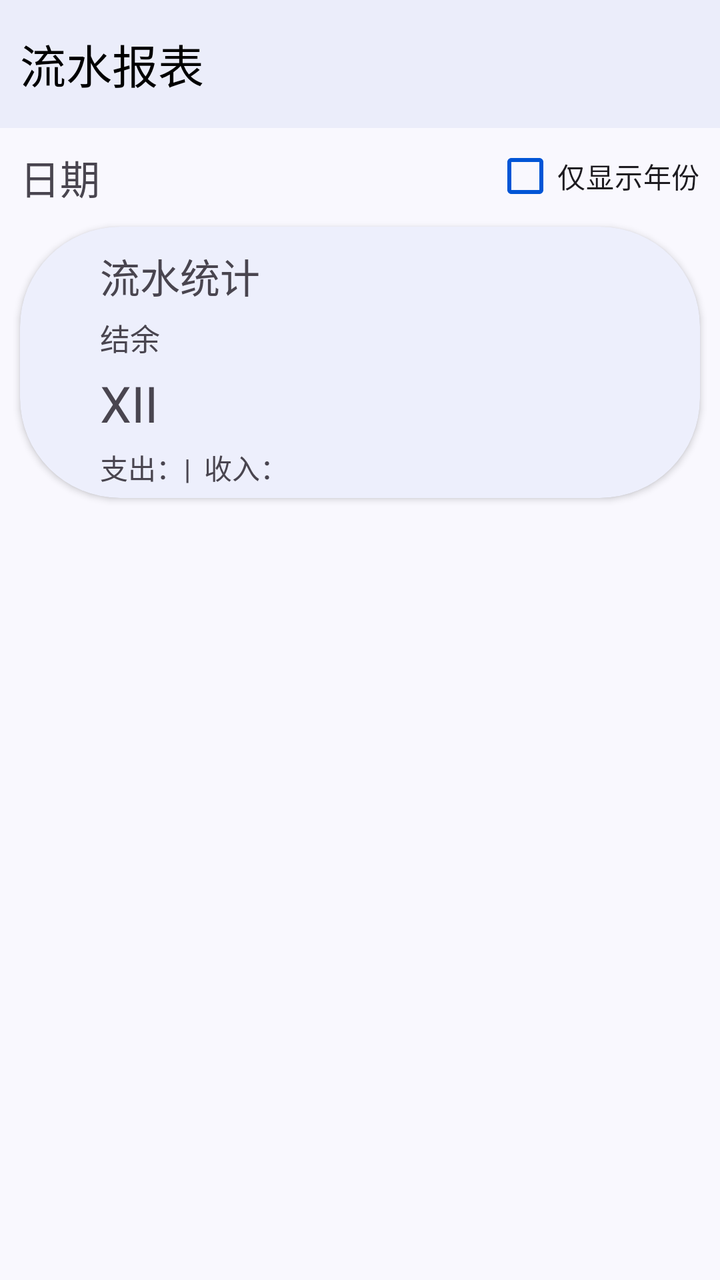
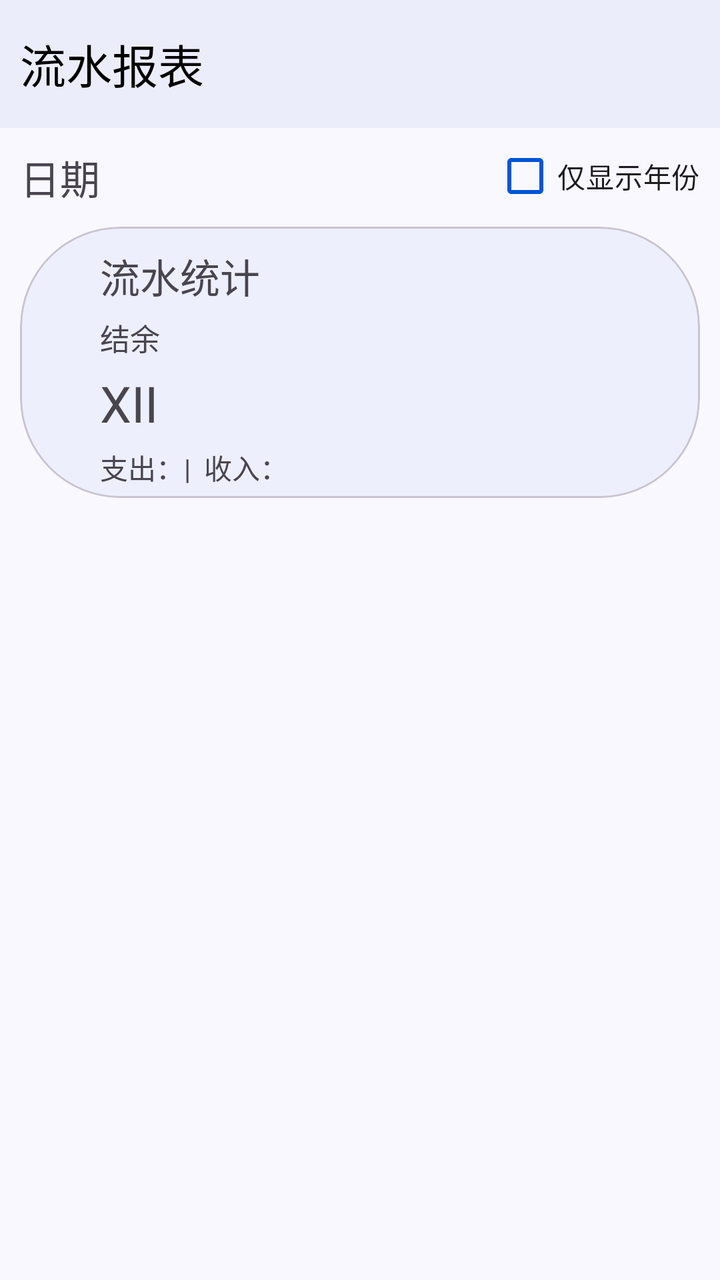

Two renders of the same Android screen: before a commit and after it. Below are the layout's source before the change and the commit's diff.
<!-- AndroidManifest.xml: application theme Theme.ProjectManager -->
<!-- res/layout/activity_report.xml -->
<?xml version="1.0" encoding="utf-8"?>
<androidx.constraintlayout.widget.ConstraintLayout xmlns:android="http://schemas.android.com/apk/res/android"
    xmlns:app="http://schemas.android.com/apk/res-auto"
    xmlns:tools="http://schemas.android.com/tools"
    android:id="@+id/main"
    style="@style/PageStyle"
    android:layout_width="match_parent"
    android:layout_height="match_parent"
    tools:context=".ui.bookkeeping.report.ReportActivity">

    <androidx.appcompat.widget.Toolbar
        android:id="@+id/report_toolbar"
        android:layout_width="match_parent"
        android:layout_height="?attr/actionBarSize"
        app:layout_constraintEnd_toEndOf="parent"
        app:layout_constraintStart_toStartOf="parent"
        app:layout_constraintTop_toTopOf="parent"
        app:title="@string/title_report" />

    <TextView
        android:id="@+id/report_date_textview"
        android:layout_width="wrap_content"
        android:layout_height="wrap_content"
        android:layout_marginStart="10dp"
        android:layout_marginTop="10dp"
        android:text="日期"
        android:textSize="20dp"
        app:layout_constraintLeft_toLeftOf="parent"
        app:layout_constraintTop_toBottomOf="@id/report_toolbar" />

    <com.google.android.material.checkbox.MaterialCheckBox
        android:id="@+id/report_year_only_checkbox"
        style="@style/CheckBoxStyle"
        android:layout_width="wrap_content"
        android:layout_height="wrap_content"
        android:layout_marginEnd="10dp"
        android:text="仅显示年份"
        app:layout_constraintRight_toRightOf="parent"
        app:layout_constraintTop_toBottomOf="@id/report_toolbar" />

    <androidx.cardview.widget.CardView
        style="@style/CardStyle"
        android:layout_width="match_parent"
        android:layout_height="wrap_content"
        app:layout_constraintTop_toBottomOf="@id/report_date_textview">

        <LinearLayout
            android:layout_width="match_parent"
            android:layout_height="match_parent"
            android:orientation="vertical"
            android:padding="5dp">

            <TextView
                style="@style/TextViewStyle"
                android:layout_width="wrap_content"
                android:layout_height="wrap_content"
                android:text="流水统计"
                android:textSize="20sp" />

            <TextView
                style="@style/TextViewStyle"
                android:layout_width="wrap_content"
                android:layout_height="wrap_content"
                android:text="结余"
                android:textSize="15sp" />

            <TextView
                android:id="@+id/report_balance_textview"
                style="@style/TextViewStyle"
                android:layout_width="wrap_content"
                android:layout_height="wrap_content"
                android:text="XII"
                android:textSize="25sp" />

            <TextView
                android:id="@+id/report_expenditure_income_textview"
                style="@style/TextViewStyle"
                android:layout_width="wrap_content"
                android:layout_height="wrap_content"
                android:text="支出：|  收入：" />
        </LinearLayout>
    </androidx.cardview.widget.CardView>
</androidx.constraintlayout.widget.ConstraintLayout>
<!-- resources referenced by this layout -->
<resources>
  <string name="title_report">流水报表</string>
  <style name="CardStyle">
          <item name="cardBackgroundColor">@color/card_background</item>
          <item name="cardCornerRadius">50dp</item>
          <item name="android:layout_margin">10dp</item>
      </style>
  <style name="CheckBoxStyle">
          <item name="buttonTint">@color/theme_blue</item>
      </style>
  <style name="PageStyle">
          <item name="android:background">@color/page_background</item>
      </style>
  <style name="TextViewStyle">
          <item name="android:layout_marginTop">5dp</item>
          <item name="android:layout_marginLeft">35dp</item>
      </style>
  <style name="Theme.ProjectManager" parent="Theme.Material3.DayNight.NoActionBar">
          
          <item name="colorPrimary">@color/purple_500</item>
          <item name="colorPrimaryVariant">@color/purple_700</item>
          <item name="colorOnPrimary">@color/white</item>
          
          <item name="colorSecondary">@color/teal_200</item>
          <item name="colorSecondaryVariant">@color/teal_700</item>
          <item name="colorOnSecondary">@color/black</item>
          
          <item name="android:statusBarColor">?attr/colorPrimaryVariant</item>
          
          <item name="toolbarStyle">@style/ToolBarStyle</item>
      </style>
  <color name="card_background">#edeffc</color>
  <color name="theme_blue">#0055d6</color>
  <color name="page_background">#f9f8fe</color>
  <color name="purple_500">#FF6200EE</color>
  <color name="purple_700">#FF3700B3</color>
  <color name="white">#FFFFFFFF</color>
  <color name="teal_200">#FF03DAC5</color>
  <color name="teal_700">#FF018786</color>
  <color name="black">#FF000000</color>
  <style name="ToolBarStyle">
          <item name="android:background">@color/toolbar_background</item>
          <item name="contentInsetStart">10dp</item>
          <item name="titleTextAppearance">@style/TitleStyle</item>
      </style>
  <color name="toolbar_background">#ebedfa</color>
  <style name="TitleStyle">
          <item name="android:textSize">23sp</item>
          <item name="android:textColor">@color/black</item>
      </style>
</resources>

<!-- the commit's change to res/layout/activity_report.xml (unified diff, before → after) -->
@@ -17,7 +17,7 @@
         app:layout_constraintTop_toTopOf="parent"
         app:title="@string/title_report" />
 
-    <TextView
+    <com.google.android.material.textview.MaterialTextView
         android:id="@+id/report_date_textview"
         android:layout_width="wrap_content"
         android:layout_height="wrap_content"
@@ -38,8 +38,8 @@
         app:layout_constraintRight_toRightOf="parent"
         app:layout_constraintTop_toBottomOf="@id/report_toolbar" />
 
-    <androidx.cardview.widget.CardView
-        style="@style/CardStyle"
+    <com.google.android.material.card.MaterialCardView
+        style="@style/CommonCardStyle"
         android:layout_width="match_parent"
         android:layout_height="wrap_content"
         app:layout_constraintTop_toBottomOf="@id/report_date_textview">
@@ -51,14 +51,14 @@
             android:padding="5dp">
 
             <TextView
-                style="@style/TextViewStyle"
+                style="@style/ReportInfoTextViewStyle"
                 android:layout_width="wrap_content"
                 android:layout_height="wrap_content"
                 android:text="流水统计"
                 android:textSize="20sp" />
 
             <TextView
-                style="@style/TextViewStyle"
+                style="@style/ReportInfoTextViewStyle"
                 android:layout_width="wrap_content"
                 android:layout_height="wrap_content"
                 android:text="结余"
@@ -66,7 +66,7 @@
 
             <TextView
                 android:id="@+id/report_balance_textview"
-                style="@style/TextViewStyle"
+                style="@style/ReportInfoTextViewStyle"
                 android:layout_width="wrap_content"
                 android:layout_height="wrap_content"
                 android:text="XII"
@@ -74,10 +74,10 @@
 
             <TextView
                 android:id="@+id/report_expenditure_income_textview"
-                style="@style/TextViewStyle"
+                style="@style/ReportInfoTextViewStyle"
                 android:layout_width="wrap_content"
                 android:layout_height="wrap_content"
                 android:text="支出：|  收入：" />
         </LinearLayout>
-    </androidx.cardview.widget.CardView>
+    </com.google.android.material.card.MaterialCardView>
 </androidx.constraintlayout.widget.ConstraintLayout>
<!-- resource entries referenced after the edit -->
@@ -1,18 +1,18 @@
 <!-- resources referenced by this layout -->
 <resources>
   <string name="title_report">流水报表</string>
-  <style name="CardStyle">
+  <style name="CheckBoxStyle">
+          <item name="buttonTint">@color/theme_blue</item>
+      </style>
+  <style name="CommonCardStyle">
           <item name="cardBackgroundColor">@color/card_background</item>
           <item name="cardCornerRadius">50dp</item>
           <item name="android:layout_margin">10dp</item>
       </style>
-  <style name="CheckBoxStyle">
-          <item name="buttonTint">@color/theme_blue</item>
-      </style>
   <style name="PageStyle">
           <item name="android:background">@color/page_background</item>
       </style>
-  <style name="TextViewStyle">
+  <style name="ReportInfoTextViewStyle">
           <item name="android:layout_marginTop">5dp</item>
           <item name="android:layout_marginLeft">35dp</item>
       </style>
